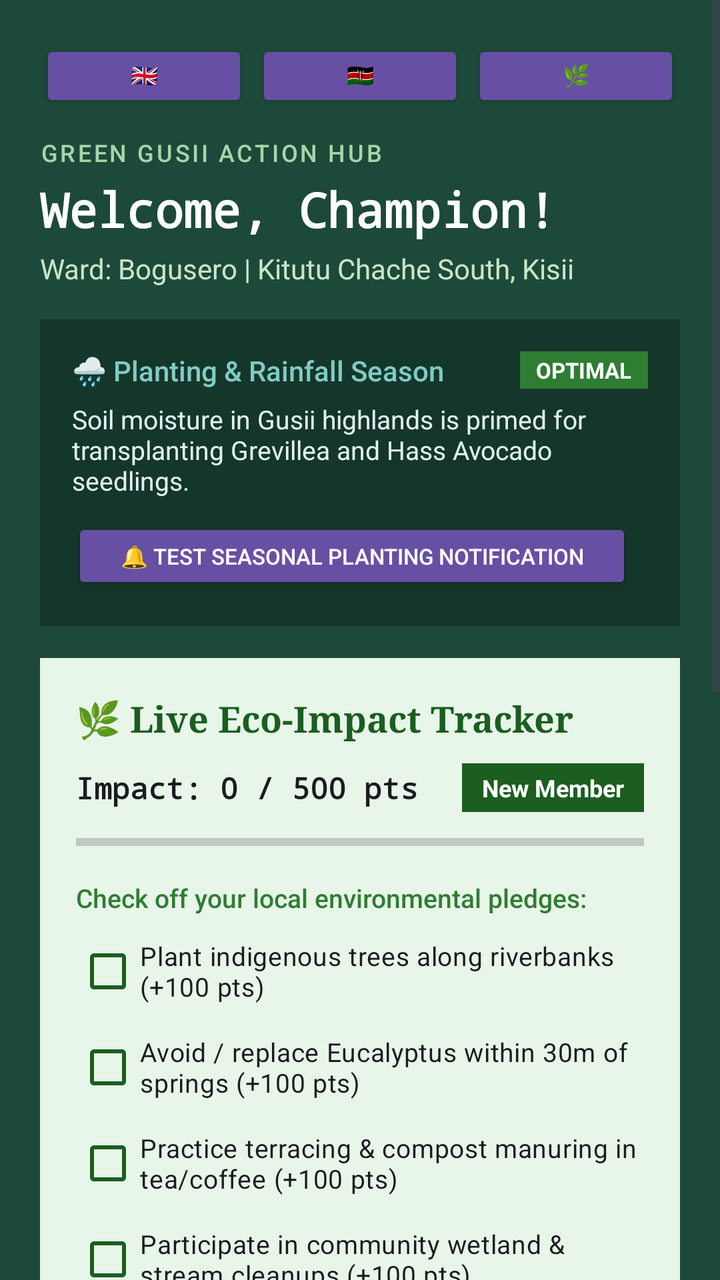
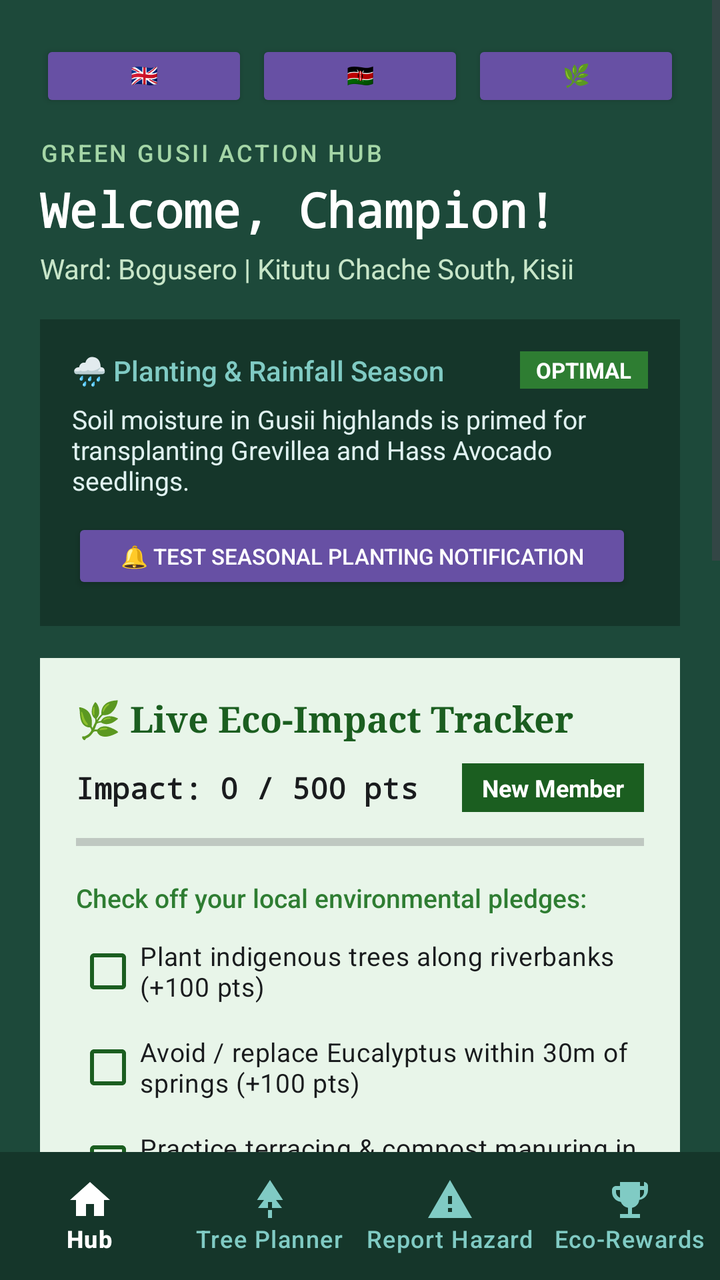

Before-and-after screenshots of an Android layout around one commit, followed by the original layout XML and the change that was made.
<!-- AndroidManifest.xml: application theme Theme.MyApplication -->
<!-- res/layout/activity_green_gusii.xml -->
<?xml version="1.0" encoding="utf-8"?>
<ScrollView xmlns:android="http://schemas.android.com/apk/res/android"
    xmlns:app="http://schemas.android.com/apk/res-auto"
    xmlns:tools="http://schemas.android.com/tools"
    android:id="@+id/hubScrollView"
    android:layout_width="match_parent"
    android:layout_height="match_parent"
    android:background="#1D493A"
    android:fillViewport="true"
    tools:context=".GreenGusiiActivity">

    <LinearLayout
        android:id="@+id/hubRoot"
        android:layout_width="match_parent"
        android:layout_height="wrap_content"
        android:orientation="vertical"
        android:padding="20dp">

        
        <LinearLayout
            android:layout_width="match_parent"
            android:layout_height="wrap_content"
            android:gravity="center"
            android:orientation="horizontal">

            <Button
                android:id="@+id/langEnButton"
                style="?android:attr/buttonStyleSmall"
                android:layout_width="0dp"
                android:layout_height="36dp"
                android:layout_marginEnd="4dp"
                android:layout_weight="1"
                android:backgroundTint="#264D3F"
                android:text="🇬🇧 English"
                android:textColor="#FFFFFF"
                android:textSize="11sp" />

            <Button
                android:id="@+id/langSwButton"
                style="?android:attr/buttonStyleSmall"
                android:layout_width="0dp"
                android:layout_height="36dp"
                android:layout_marginEnd="4dp"
                android:layout_weight="1"
                android:backgroundTint="#264D3F"
                android:text="🇰🇪 Swahili"
                android:textColor="#FFFFFF"
                android:textSize="11sp" />

            <Button
                android:id="@+id/langGusiiButton"
                style="?android:attr/buttonStyleSmall"
                android:layout_width="0dp"
                android:layout_height="36dp"
                android:layout_weight="1"
                android:backgroundTint="#264D3F"
                android:text="🌿 Ekegusii"
                android:textColor="#FFFFFF"
                android:textSize="11sp" />
        </LinearLayout>

        
        <TextView
            android:id="@+id/hubHeaderTitle"
            android:layout_width="wrap_content"
            android:layout_height="wrap_content"
            android:layout_marginTop="12dp"
            android:fontFamily="sans-serif-medium"
            android:letterSpacing="0.1"
            android:text="GREEN GUSII ACTION HUB"
            android:textColor="#A5D6A7"
            android:textSize="12sp" />

        <TextView
            android:id="@+id/hubWelcomeText"
            android:layout_width="match_parent"
            android:layout_height="wrap_content"
            android:layout_marginTop="4dp"
            android:fontFamily="monospace"
            android:text="Welcome, Champion!"
            android:textColor="#FFFFFF"
            android:textSize="24sp"
            android:textStyle="bold" />

        <TextView
            android:id="@+id/hubLocationText"
            android:layout_width="match_parent"
            android:layout_height="wrap_content"
            android:layout_marginTop="4dp"
            android:fontFamily="sans-serif"
            android:text="Ward: Bogusero | Kitutu Chache South, Kisii"
            android:textColor="#C8E6C9"
            android:textSize="14sp" />

        
        <LinearLayout
            android:id="@+id/seasonalAlertCard"
            android:layout_width="match_parent"
            android:layout_height="wrap_content"
            android:layout_marginTop="16dp"
            android:background="#15362A"
            android:orientation="vertical"
            android:padding="16dp">

            <LinearLayout
                android:layout_width="match_parent"
                android:layout_height="wrap_content"
                android:gravity="center_vertical"
                android:orientation="horizontal">

                <TextView
                    android:id="@+id/seasonalAlertTitle"
                    android:layout_width="0dp"
                    android:layout_height="wrap_content"
                    android:layout_weight="1"
                    android:fontFamily="sans-serif-medium"
                    android:text="🌧️ Planting &amp; Rainfall Season"
                    android:textColor="#80CBC4"
                    android:textSize="14sp" />

                <TextView
                    android:id="@+id/seasonBadge"
                    android:layout_width="wrap_content"
                    android:layout_height="wrap_content"
                    android:background="#2E7D32"
                    android:paddingHorizontal="8dp"
                    android:paddingVertical="2dp"
                    android:text="OPTIMAL"
                    android:textColor="#FFFFFF"
                    android:textSize="11sp"
                    android:textStyle="bold" />
            </LinearLayout>

            <TextView
                android:id="@+id/seasonalAlertBody"
                android:layout_width="match_parent"
                android:layout_height="wrap_content"
                android:layout_marginTop="6dp"
                android:fontFamily="sans-serif"
                android:text="Soil moisture in Gusii highlands is primed for transplanting Grevillea and Hass Avocado seedlings."
                android:textColor="#E0F2F1"
                android:textSize="13sp" />

            <Button
                android:id="@+id/triggerNotificationButton"
                style="?android:attr/buttonStyleSmall"
                android:layout_width="wrap_content"
                android:layout_height="38dp"
                android:layout_marginTop="10dp"
                android:backgroundTint="#00796B"
                android:text="🔔 Test Seasonal Planting Notification"
                android:textColor="#FFFFFF"
                android:textSize="11sp" />

        </LinearLayout>

        
        <LinearLayout
            android:layout_width="match_parent"
            android:layout_height="wrap_content"
            android:layout_marginTop="16dp"
            android:background="#E8F5E9"
            android:orientation="vertical"
            android:padding="18dp">

            <TextView
                android:id="@+id/ecoTrackerTitle"
                android:layout_width="wrap_content"
                android:layout_height="wrap_content"
                android:fontFamily="serif"
                android:text="🌿 Live Eco-Impact Tracker"
                android:textColor="#1B5E20"
                android:textSize="18sp"
                android:textStyle="bold" />

            <LinearLayout
                android:layout_width="match_parent"
                android:layout_height="wrap_content"
                android:layout_marginTop="10dp"
                android:gravity="center_vertical"
                android:orientation="horizontal">

                <TextView
                    android:id="@+id/pointsLabel"
                    android:layout_width="0dp"
                    android:layout_height="wrap_content"
                    android:layout_weight="1"
                    android:fontFamily="monospace"
                    android:text="Impact: 0 / 500 pts"
                    android:textColor="#1A1C1E"
                    android:textSize="15sp"
                    android:textStyle="bold" />

                <TextView
                    android:id="@+id/rankBadge"
                    android:layout_width="wrap_content"
                    android:layout_height="wrap_content"
                    android:background="#1B5E20"
                    android:paddingHorizontal="10dp"
                    android:paddingVertical="4dp"
                    android:text="New Member"
                    android:textColor="#FFFFFF"
                    android:textSize="12sp"
                    android:textStyle="bold" />
            </LinearLayout>

            <ProgressBar
                android:id="@+id/ecoProgressBar"
                style="?android:attr/progressBarStyleHorizontal"
                android:layout_width="match_parent"
                android:layout_height="10dp"
                android:layout_marginTop="10dp"
                android:max="500"
                android:progress="0"
                android:progressTint="#1B5E20" />

            <TextView
                android:id="@+id/pledgesPrompt"
                android:layout_width="wrap_content"
                android:layout_height="wrap_content"
                android:layout_marginTop="14dp"
                android:fontFamily="sans-serif-medium"
                android:text="Check off your local environmental pledges:"
                android:textColor="#2E7D32"
                android:textSize="13sp" />

            <CheckBox
                android:id="@+id/pledge1"
                android:layout_width="match_parent"
                android:layout_height="wrap_content"
                android:layout_marginTop="4dp"
                android:buttonTint="#1B5E20"
                android:text="Plant indigenous trees along riverbanks (+100 pts)"
                android:textColor="#1A1C1E"
                android:textSize="13sp" />

            <CheckBox
                android:id="@+id/pledge2"
                android:layout_width="match_parent"
                android:layout_height="wrap_content"
                android:buttonTint="#1B5E20"
                android:text="Avoid / replace Eucalyptus within 30m of springs (+100 pts)"
                android:textColor="#1A1C1E"
                android:textSize="13sp" />

            <CheckBox
                android:id="@+id/pledge3"
                android:layout_width="match_parent"
                android:layout_height="wrap_content"
                android:buttonTint="#1B5E20"
                android:text="Practice terracing &amp; compost manuring in tea/coffee (+100 pts)"
                android:textColor="#1A1C1E"
                android:textSize="13sp" />

            <CheckBox
                android:id="@+id/pledge4"
                android:layout_width="match_parent"
                android:layout_height="wrap_content"
                android:buttonTint="#1B5E20"
                android:text="Participate in community wetland &amp; stream cleanups (+100 pts)"
                android:textColor="#1A1C1E"
                android:textSize="13sp" />

            <CheckBox
                android:id="@+id/pledge5"
                android:layout_width="match_parent"
                android:layout_height="wrap_content"
                android:buttonTint="#1B5E20"
                android:text="Report waste dumping or hazardous encroachments (+100 pts)"
                android:textColor="#1A1C1E"
                android:textSize="13sp" />

            
            <Button
                android:id="@+id/shareCertificateButton"
                android:layout_width="match_parent"
                android:layout_height="48dp"
                android:layout_marginTop="14dp"
                android:backgroundTint="#D4AF37"
                android:fontFamily="sans-serif-medium"
                android:text="🏆 View &amp; Share Green Champion Certificate"
                android:textAllCaps="false"
                android:textColor="#1A1C1E"
                android:textSize="13sp" />

        </LinearLayout>

        
        <TextView
            android:id="@+id/fieldToolsLabel"
            android:layout_width="wrap_content"
            android:layout_height="wrap_content"
            android:layout_marginTop="24dp"
            android:fontFamily="sans-serif-medium"
            android:letterSpacing="0.1"
            android:text="COMMUNITY FIELD TOOLS"
            android:textColor="#A5D6A7"
            android:textSize="12sp" />

        
        <Button
            android:id="@+id/openReportToolButton"
            android:layout_width="match_parent"
            android:layout_height="54dp"
            android:layout_marginTop="10dp"
            android:backgroundTint="#C62828"
            android:fontFamily="sans-serif-medium"
            android:text="🚨 Report Hazard (Camera &amp; GPS)"
            android:textAllCaps="false"
            android:textColor="#FFFFFF"
            android:textSize="15sp" />

        
        <Button
            android:id="@+id/openTreePlannerButton"
            android:layout_width="match_parent"
            android:layout_height="54dp"
            android:layout_marginTop="10dp"
            android:backgroundTint="#2E7D32"
            android:fontFamily="sans-serif-medium"
            android:text="🌲 Highland Agroforestry Tree Planner"
            android:textAllCaps="false"
            android:textColor="#FFFFFF"
            android:textSize="15sp" />

        
        <Button
            android:id="@+id/openNurseryDirectoryButton"
            android:layout_width="match_parent"
            android:layout_height="54dp"
            android:layout_marginTop="10dp"
            android:backgroundTint="#00897B"
            android:fontFamily="sans-serif-medium"
            android:text="🌱 Kisii &amp; Nyamira Seedling Nurseries"
            android:textAllCaps="false"
            android:textColor="#FFFFFF"
            android:textSize="15sp" />

        
        <Button
            android:id="@+id/openLeaderboardButton"
            android:layout_width="match_parent"
            android:layout_height="54dp"
            android:layout_marginTop="10dp"
            android:backgroundTint="#1565C0"
            android:fontFamily="sans-serif-medium"
            android:text="🏆 Ward vs Ward Green Leaderboard"
            android:textAllCaps="false"
            android:textColor="#FFFFFF"
            android:textSize="15sp" />

        
        <Button
            android:id="@+id/editProfileButton"
            android:layout_width="match_parent"
            android:layout_height="48dp"
            android:layout_marginTop="14dp"
            android:layout_marginBottom="24dp"
            android:backgroundTint="#264D3F"
            android:fontFamily="sans-serif"
            android:text="← Update Registration Profile"
            android:textAllCaps="false"
            android:textColor="#A5D6A7"
            android:textSize="14sp" />

    </LinearLayout>

</ScrollView>
<!-- resources referenced by this layout -->
<resources>
  <style name="Theme.MyApplication" parent="Base.Theme.MyApplication" />
  <style name="Base.Theme.MyApplication" parent="Theme.Material3.DayNight.NoActionBar">
          
          
      </style>
</resources>

<!-- the commit's change to res/layout/activity_green_gusii.xml (unified diff, before → after) -->
@@ -1,20 +1,26 @@
 <?xml version="1.0" encoding="utf-8"?>
-<ScrollView xmlns:android="http://schemas.android.com/apk/res/android"
+<RelativeLayout xmlns:android="http://schemas.android.com/apk/res/android"
     xmlns:app="http://schemas.android.com/apk/res-auto"
     xmlns:tools="http://schemas.android.com/tools"
-    android:id="@+id/hubScrollView"
+    android:id="@+id/hubContainer"
     android:layout_width="match_parent"
     android:layout_height="match_parent"
     android:background="#1D493A"
-    android:fillViewport="true"
     tools:context=".GreenGusiiActivity">
 
-    <LinearLayout
-        android:id="@+id/hubRoot"
+    <ScrollView
+        android:id="@+id/hubScrollView"
         android:layout_width="match_parent"
-        android:layout_height="wrap_content"
-        android:orientation="vertical"
-        android:padding="20dp">
+        android:layout_height="match_parent"
+        android:layout_above="@id/bottomNavigationView"
+        android:fillViewport="true">
+
+        <LinearLayout
+            android:id="@+id/hubRoot"
+            android:layout_width="match_parent"
+            android:layout_height="wrap_content"
+            android:orientation="vertical"
+            android:padding="20dp">
 
         
         <LinearLayout
@@ -365,4 +371,17 @@
 
     </LinearLayout>
 
-</ScrollView>
+    </ScrollView>
+
+    <com.google.android.material.bottomnavigation.BottomNavigationView
+        android:id="@+id/bottomNavigationView"
+        android:layout_width="match_parent"
+        android:layout_height="64dp"
+        android:layout_alignParentBottom="true"
+        android:background="#15362A"
+        app:itemIconTint="@color/bottom_nav_colors"
+        app:itemTextColor="@color/bottom_nav_colors"
+        app:labelVisibilityMode="labeled"
+        app:menu="@menu/bottom_nav_menu" />
+
+</RelativeLayout>
